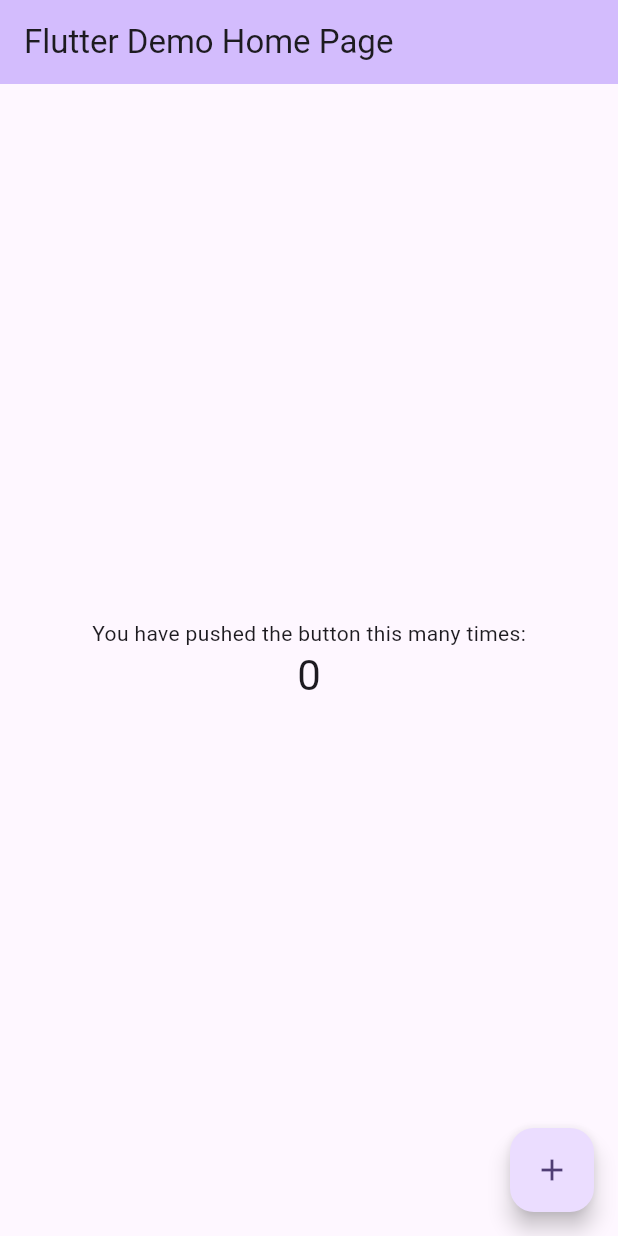
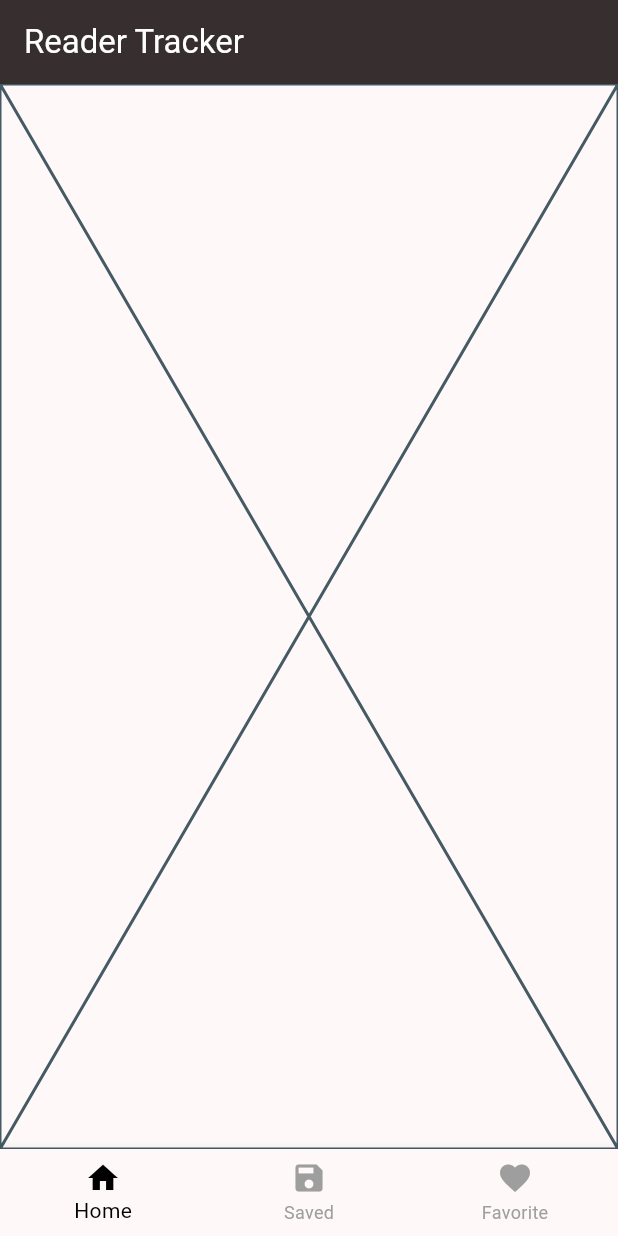
Before and after one commit to salman78600/reader_tracker, a Flutter app: the screen it shows after launch, on a phone screen of 412 x 824 dp. Run offline on Flutter 3.47's test engine with Material 3 defaults, Android fonts, the phone set to English and light mode, and no system bars.

Commit message:
add pages files

```diff
--- a/lib/main.dart
+++ b/lib/main.dart
@@ -1,4 +1,7 @@
 import 'package:flutter/material.dart';
+import 'package:reader_tracker/pages/favorite_screen.dart';
+import 'package:reader_tracker/pages/home_screen.dart';
+import 'package:reader_tracker/pages/saved_screen.dart';
 
 void main() {
   runApp(const MyApp());
@@ -12,111 +15,59 @@ class MyApp extends StatelessWidget {
   Widget build(BuildContext context) {
     return MaterialApp(
       title: 'Flutter Demo',
+      debugShowCheckedModeBanner: false,
       theme: ThemeData(
-        // This is the theme of your application.
-        //
-        // TRY THIS: Try running your application with "flutter run". You'll see
-        // the application has a purple toolbar. Then, without quitting the app,
-        // try changing the seedColor in the colorScheme below to Colors.green
-        // and then invoke "hot reload" (save your changes or press the "hot
-        // reload" button in a Flutter-supported IDE, or press "r" if you used
-        // the command line to start the app).
-        //
-        // Notice that the counter didn't reset back to zero; the application
-        // state is not lost during the reload. To reset the state, use hot
-        // restart instead.
-        //
-        // This works for code too, not just values: Most code changes can be
-        // tested with just a hot reload.
-        colorScheme: ColorScheme.fromSeed(seedColor: Colors.deepPurple),
+        colorScheme: ColorScheme.fromSeed(seedColor: Colors.black),
       ),
-      home: const MyHomePage(title: 'Flutter Demo Home Page'),
+      home: const MyHomePage(),
     );
   }
 }
 
 class MyHomePage extends StatefulWidget {
-  const MyHomePage({super.key, required this.title});
-
-  // This widget is the home page of your application. It is stateful, meaning
-  // that it has a State object (defined below) that contains fields that affect
-  // how it looks.
-
-  // This class is the configuration for the state. It holds the values (in this
-  // case the title) provided by the parent (in this case the App widget) and
-  // used by the build method of the State. Fields in a Widget subclass are
-  // always marked "final".
-
-  final String title;
+  const MyHomePage({super.key});
 
   @override
   State<MyHomePage> createState() => _MyHomePageState();
 }
 
 class _MyHomePageState extends State<MyHomePage> {
-  int _counter = 0;
+  int _selectedIndex = 0;
+  final List<Widget> _pages = const [
+    HomeScreen(),
+    SavedScreen(),
+    FavoriteScreen(),
+  ];
 
-  void _incrementCounter() {
+  void _onItemTapped(int index) {
     setState(() {
-      // This call to setState tells the Flutter framework that something has
-      // changed in this State, which causes it to rerun the build method below
-      // so that the display can reflect the updated values. If we changed
-      // _counter without calling setState(), then the build method would not be
-      // called again, and so nothing would appear to happen.
-      _counter++;
+      _selectedIndex = index;
     });
   }
 
   @override
   Widget build(BuildContext context) {
-    // This method is rerun every time setState is called, for instance as done
-    // by the _incrementCounter method above.
-    //
-    // The Flutter framework has been optimized to make rerunning build methods
-    // fast, so that you can just rebuild anything that needs updating rather
-    // than having to individually change instances of widgets.
     return Scaffold(
       appBar: AppBar(
-        // TRY THIS: Try changing the color here to a specific color (to
-        // Colors.amber, perhaps?) and trigger a hot reload to see the AppBar
-        // change color while the other colors stay the same.
-        backgroundColor: Theme.of(context).colorScheme.inversePrimary,
-        // Here we take the value from the MyHomePage object that was created by
-        // the App.build method, and use it to set our appbar title.
-        title: Text(widget.title),
+        backgroundColor: Theme.of(context).colorScheme.inverseSurface,
+        title: Text("Reader Tracker", style: TextStyle(color: Colors.white)),
       ),
-      body: Center(
-        // Center is a layout widget. It takes a single child and positions it
-        // in the middle of the parent.
-        child: Column(
-          // Column is also a layout widget. It takes a list of children and
-          // arranges them vertically. By default, it sizes itself to fit its
-          // children horizontally, and tries to be as tall as its parent.
-          //
-          // Column has various properties to control how it sizes itself and
-          // how it positions its children. Here we use mainAxisAlignment to
-          // center the children vertically; the main axis here is the vertical
-          // axis because Columns are vertical (the cross axis would be
-          // horizontal).
-          //
-          // TRY THIS: Invoke "debug painting" (choose the "Toggle Debug Paint"
-          // action in the IDE, or press "p" in the console), to see the
-          // wireframe for each widget.
-          mainAxisAlignment: MainAxisAlignment.center,
-          children: <Widget>[
-            const Text('You have pushed the button this many times:'),
-            Text(
-              '$_counter',
-              style: Theme.of(context).textTheme.headlineMedium,
-            ),
-          ],
-        ),
+      body: _pages[_selectedIndex],
+      bottomNavigationBar: BottomNavigationBar(
+        currentIndex: _selectedIndex,
+        onTap: _onItemTapped,
+        selectedItemColor: Colors.black,
+        unselectedItemColor: Colors.grey,
+        showUnselectedLabels: true,
+        items: const [
+          BottomNavigationBarItem(icon: Icon(Icons.home), label: 'Home'),
+          BottomNavigationBarItem(icon: Icon(Icons.save), label: 'Saved'),
+          BottomNavigationBarItem(
+            icon: Icon(Icons.favorite),
+            label: 'Favorite',
+          ),
+        ],
       ),
-      floatingActionButton: FloatingActionButton(
-        onPressed: _incrementCounter,
-        tooltip: 'Increment',
-        child: const Icon(Icons.add),
-      ), // This trailing comma makes auto-formatting nicer for build methods.
     );
   }
 }
--- /dev/null
+++ b/lib/pages/home_screen.dart
@@ -0,0 +1,15 @@
+import 'package:flutter/material.dart';
+
+class HomeScreen extends StatefulWidget {
+  const HomeScreen({super.key});
+
+  @override
+  State<HomeScreen> createState() => _HomeScreenState();
+}
+
+class _HomeScreenState extends State<HomeScreen> {
+  @override
+  Widget build(BuildContext context) {
+    return const Placeholder();
+  }
+}
```
Also changed, not shown: lib/pages/favorite_screen.dart (added, +15 -0 lines), lib/pages/saved_screen.dart (added, +15 -0 lines).
